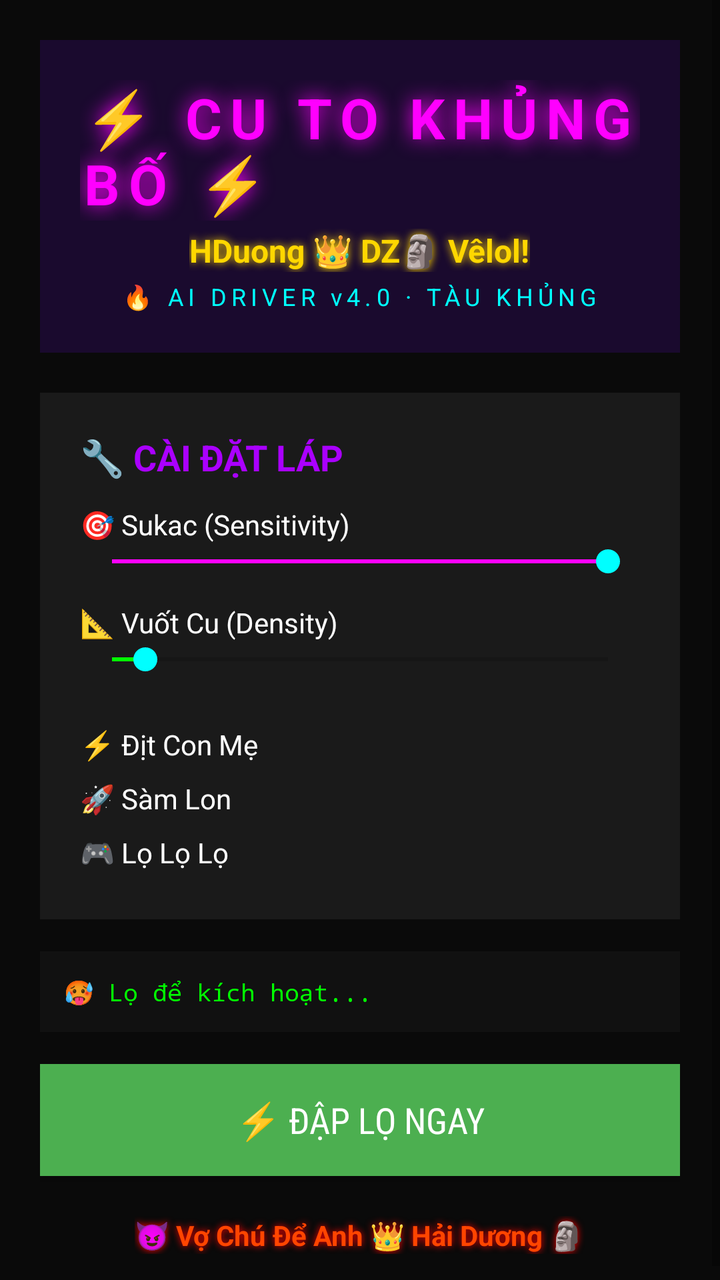
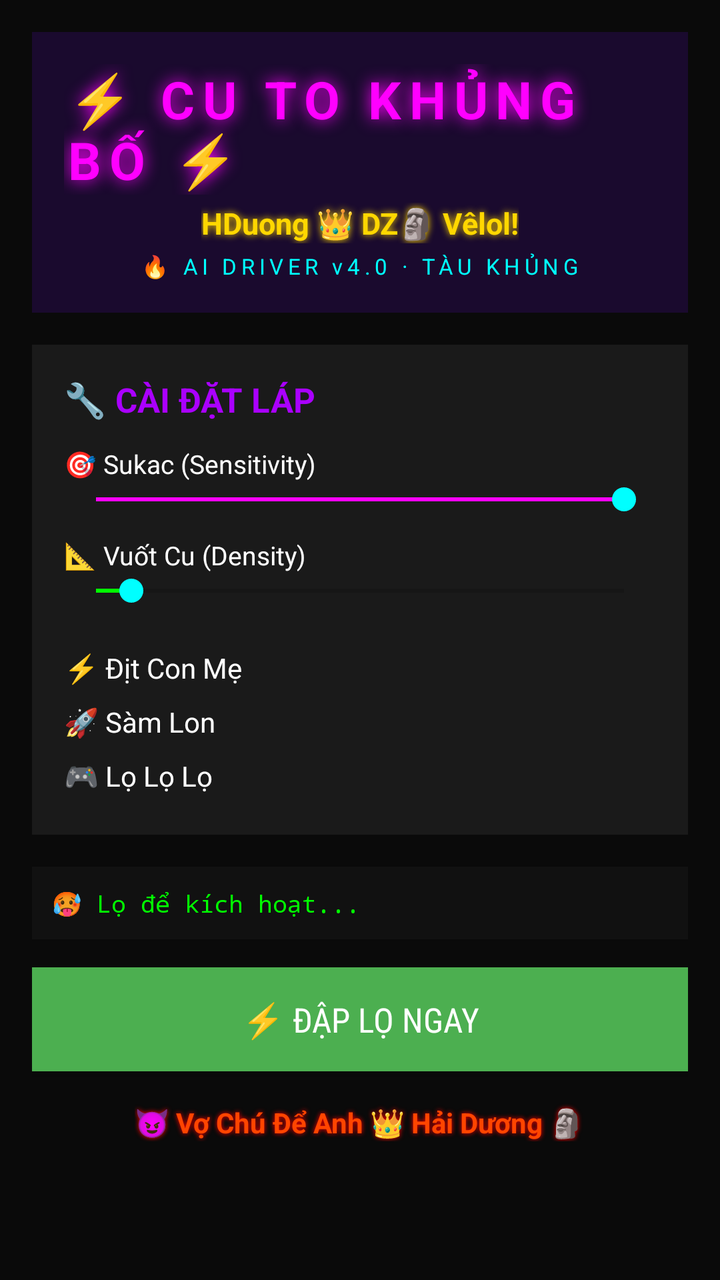

Before-and-after screenshots of an Android layout around one commit, followed by the original layout XML and the change that was made.
<!-- AndroidManifest.xml: application theme Theme.AppCompat.NoActionBar -->
<!-- res/layout/activity_main.xml -->
<?xml version="1.0" encoding="utf-8"?>
<ScrollView xmlns:android="http://schemas.android.com/apk/res/android"
    android:layout_width="match_parent"
    android:layout_height="match_parent"
    android:background="#0A0A0A"
    android:fillViewport="true">

    <LinearLayout
        android:layout_width="match_parent"
        android:layout_height="wrap_content"
        android:orientation="vertical"
        android:padding="20dp"
        android:gravity="center_horizontal">

        
        <LinearLayout
            android:layout_width="match_parent"
            android:layout_height="wrap_content"
            android:orientation="vertical"
            android:gravity="center"
            android:background="#1A0A2E"
            android:padding="20dp"
            android:layout_marginBottom="20dp">

            <TextView
                android:id="@+id/tvTitle"
                android:layout_width="wrap_content"
                android:layout_height="wrap_content"
                android:text="⚡ CU TO KHỦNG BỐ ⚡"
                android:textColor="#FF00FF"
                android:textSize="28sp"
                android:textStyle="bold"
                android:shadowColor="#FF00FF"
                android:shadowDx="0"
                android:shadowDy="0"
                android:shadowRadius="25"
                android:letterSpacing="0.15" />

            <TextView
                android:layout_width="wrap_content"
                android:layout_height="wrap_content"
                android:text="HDuong 👑 DZ🗿 Vêlol!"
                android:textColor="#FFD700"
                android:textSize="16sp"
                android:textStyle="bold"
                android:shadowColor="#FFD700"
                android:shadowDx="0"
                android:shadowDy="0"
                android:shadowRadius="10"
                android:layout_marginTop="4dp" />

            <TextView
                android:layout_width="wrap_content"
                android:layout_height="wrap_content"
                android:text="🔥 AI DRIVER v4.0 · TÀU KHỦNG"
                android:textColor="#00FFFF"
                android:textSize="12sp"
                android:letterSpacing="0.2"
                android:layout_marginTop="4dp" />
        </LinearLayout>

        
        <LinearLayout
            android:layout_width="match_parent"
            android:layout_height="wrap_content"
            android:orientation="vertical"
            android:padding="20dp"
            android:background="#1A1A1A"
            android:layout_marginBottom="16dp">

            <TextView
                android:layout_width="wrap_content"
                android:layout_height="wrap_content"
                android:text="🔧 CÀI ĐẶT LÁP"
                android:textColor="#AA00FF"
                android:textSize="18sp"
                android:textStyle="bold"
                android:layout_marginBottom="12dp" />

            <TextView
                android:layout_width="wrap_content"
                android:layout_height="wrap_content"
                android:text="🎯 Sukac (Sensitivity)"
                android:textColor="#FFFFFF"
                android:textSize="14sp" />
            <SeekBar
                android:id="@+id/seekBarSensitivity"
                android:layout_width="match_parent"
                android:layout_height="wrap_content"
                android:max="20000"
                android:progress="20000"
                android:progressTint="#FF00FF"
                android:layout_marginBottom="12dp" />

            <TextView
                android:layout_width="wrap_content"
                android:layout_height="wrap_content"
                android:text="📐 Vuốt Cu (Density)"
                android:textColor="#FFFFFF"
                android:textSize="14sp" />
            <SeekBar
                android:id="@+id/seekBarDensity"
                android:layout_width="match_parent"
                android:layout_height="wrap_content"
                android:max="400"
                android:min="100"
                android:progress="120"
                android:progressTint="#00FF00"
                android:layout_marginBottom="12dp" />

            <LinearLayout android:layout_width="match_parent" android:layout_height="wrap_content"
                android:orientation="horizontal" android:layout_marginTop="8dp">
                <TextView android:layout_width="0dp" android:layout_height="wrap_content"
                    android:layout_weight="1" android:text="⚡ Địt Con Mẹ" android:textColor="#FFFFFF" />
                <Switch android:id="@+id/switchSuperTouch" android:checked="true" android:thumbTint="#FF00FF" />
            </LinearLayout>

            <LinearLayout android:layout_width="match_parent" android:layout_height="wrap_content"
                android:orientation="horizontal">
                <TextView android:layout_width="0dp" android:layout_height="wrap_content"
                    android:layout_weight="1" android:text="🚀 Sàm Lon" android:textColor="#FFFFFF" />
                <Switch android:id="@+id/switchPointerSpeed" android:checked="true" android:thumbTint="#00BFFF" />
            </LinearLayout>

            <LinearLayout android:layout_width="match_parent" android:layout_height="wrap_content"
                android:orientation="horizontal">
                <TextView android:layout_width="0dp" android:layout_height="wrap_content"
                    android:layout_weight="1" android:text="🎮 Lọ Lọ Lọ" android:textColor="#FFFFFF" />
                <Switch android:id="@+id/switchDispatch" android:thumbTint="#FF00FF" />
            </LinearLayout>

        </LinearLayout>

        
        <TextView
            android:id="@+id/tvStatus"
            android:layout_width="match_parent"
            android:layout_height="wrap_content"
            android:text="🥵 Lọ để kích hoạt..."
            android:textColor="#00FF00"
            android:textSize="12sp"
            android:fontFamily="monospace"
            android:padding="12dp"
            android:background="#111111"
            android:layout_marginBottom="16dp" />

        
        <Button
            android:id="@+id/btnActivate"
            android:layout_width="match_parent"
            android:layout_height="56dp"
            android:text="⚡ ĐẬP LỌ NGAY"
            android:textSize="18sp"
            android:textColor="#FFFFFF"
            android:background="#4CAF50"
            android:fontFamily="sans-serif-condensed" />

        
        <TextView
            android:layout_width="wrap_content"
            android:layout_height="wrap_content"
            android:layout_marginTop="20dp"
            android:text="😈 Vợ Chú Để Anh 👑 Hải Dương 🗿"
            android:textColor="#FF4500"
            android:textSize="14sp"
            android:textStyle="bold"
            android:shadowColor="#FF0000"
            android:shadowDx="0"
            android:shadowDy="0"
            android:shadowRadius="8" />

    </LinearLayout>
</ScrollView>
<!-- resources referenced by this layout -->
<resources>
  <style name="Theme.AppCompat.NoActionBar" parent="Theme.AppCompat.Light.NoActionBar">
          <item name="colorPrimary">@color/colorPrimary</item>
          <item name="colorPrimaryDark">@color/colorPrimaryDark</item>
          <item name="colorAccent">@color/colorAccent</item>
          <item name="android:windowBackground">@color/bgDark</item>
          <item name="android:windowIsTranslucent">false</item>
          <item name="android:windowContentTransitions">false</item>
      </style>
  <color name="colorPrimary">#FF00FF</color>
  <color name="colorPrimaryDark">#880088</color>
  <color name="colorAccent">#00FFFF</color>
  <color name="bgDark">#0A0A0A</color>
</resources>

<!-- the commit's change to res/layout/activity_main.xml (unified diff, before → after) -->
@@ -9,7 +9,7 @@
         android:layout_width="match_parent"
         android:layout_height="wrap_content"
         android:orientation="vertical"
-        android:padding="20dp"
+        android:padding="16dp"
         android:gravity="center_horizontal">
 
         
@@ -19,8 +19,8 @@
             android:orientation="vertical"
             android:gravity="center"
             android:background="#1A0A2E"
-            android:padding="20dp"
-            android:layout_marginBottom="20dp">
+            android:padding="16dp"
+            android:layout_marginBottom="16dp">
 
             <TextView
                 android:id="@+id/tvTitle"
@@ -28,12 +28,12 @@
                 android:layout_height="wrap_content"
                 android:text="⚡ CU TO KHỦNG BỐ ⚡"
                 android:textColor="#FF00FF"
-                android:textSize="28sp"
+                android:textSize="26sp"
                 android:textStyle="bold"
                 android:shadowColor="#FF00FF"
                 android:shadowDx="0"
                 android:shadowDy="0"
-                android:shadowRadius="25"
+                android:shadowRadius="20"
                 android:letterSpacing="0.15" />
 
             <TextView
@@ -41,12 +41,12 @@
                 android:layout_height="wrap_content"
                 android:text="HDuong 👑 DZ🗿 Vêlol!"
                 android:textColor="#FFD700"
-                android:textSize="16sp"
+                android:textSize="15sp"
                 android:textStyle="bold"
                 android:shadowColor="#FFD700"
                 android:shadowDx="0"
                 android:shadowDy="0"
-                android:shadowRadius="10"
+                android:shadowRadius="8"
                 android:layout_marginTop="4dp" />
 
             <TextView
@@ -54,7 +54,7 @@
                 android:layout_height="wrap_content"
                 android:text="🔥 AI DRIVER v4.0 · TÀU KHỦNG"
                 android:textColor="#00FFFF"
-                android:textSize="12sp"
+                android:textSize="11sp"
                 android:letterSpacing="0.2"
                 android:layout_marginTop="4dp" />
         </LinearLayout>
@@ -64,7 +64,7 @@
             android:layout_width="match_parent"
             android:layout_height="wrap_content"
             android:orientation="vertical"
-            android:padding="20dp"
+            android:padding="16dp"
             android:background="#1A1A1A"
             android:layout_marginBottom="16dp">
 
@@ -73,7 +73,7 @@
                 android:layout_height="wrap_content"
                 android:text="🔧 CÀI ĐẶT LÁP"
                 android:textColor="#AA00FF"
-                android:textSize="18sp"
+                android:textSize="17sp"
                 android:textStyle="bold"
                 android:layout_marginBottom="12dp" />
 
@@ -82,7 +82,7 @@
                 android:layout_height="wrap_content"
                 android:text="🎯 Sukac (Sensitivity)"
                 android:textColor="#FFFFFF"
-                android:textSize="14sp" />
+                android:textSize="13sp" />
             <SeekBar
                 android:id="@+id/seekBarSensitivity"
                 android:layout_width="match_parent"
@@ -90,14 +90,14 @@
                 android:max="20000"
                 android:progress="20000"
                 android:progressTint="#FF00FF"
-                android:layout_marginBottom="12dp" />
+                android:layout_marginBottom="10dp" />
 
             <TextView
                 android:layout_width="wrap_content"
                 android:layout_height="wrap_content"
                 android:text="📐 Vuốt Cu (Density)"
                 android:textColor="#FFFFFF"
-                android:textSize="14sp" />
+                android:textSize="13sp" />
             <SeekBar
                 android:id="@+id/seekBarDensity"
                 android:layout_width="match_parent"
@@ -106,10 +106,10 @@
                 android:min="100"
                 android:progress="120"
                 android:progressTint="#00FF00"
-                android:layout_marginBottom="12dp" />
+                android:layout_marginBottom="10dp" />
 
             <LinearLayout android:layout_width="match_parent" android:layout_height="wrap_content"
-                android:orientation="horizontal" android:layout_marginTop="8dp">
+                android:orientation="horizontal" android:layout_marginTop="6dp">
                 <TextView android:layout_width="0dp" android:layout_height="wrap_content"
                     android:layout_weight="1" android:text="⚡ Địt Con Mẹ" android:textColor="#FFFFFF" />
                 <Switch android:id="@+id/switchSuperTouch" android:checked="true" android:thumbTint="#FF00FF" />
@@ -140,17 +140,17 @@
             android:textColor="#00FF00"
             android:textSize="12sp"
             android:fontFamily="monospace"
-            android:padding="12dp"
+            android:padding="10dp"
             android:background="#111111"
-            android:layout_marginBottom="16dp" />
+            android:layout_marginBottom="14dp" />
 
         
         <Button
             android:id="@+id/btnActivate"
             android:layout_width="match_parent"
-            android:layout_height="56dp"
+            android:layout_height="52dp"
             android:text="⚡ ĐẬP LỌ NGAY"
-            android:textSize="18sp"
+            android:textSize="17sp"
             android:textColor="#FFFFFF"
             android:background="#4CAF50"
             android:fontFamily="sans-serif-condensed" />
@@ -159,7 +159,7 @@
         <TextView
             android:layout_width="wrap_content"
             android:layout_height="wrap_content"
-            android:layout_marginTop="20dp"
+            android:layout_marginTop="16dp"
             android:text="😈 Vợ Chú Để Anh 👑 Hải Dương 🗿"
             android:textColor="#FF4500"
             android:textSize="14sp"
@@ -167,7 +167,7 @@
             android:shadowColor="#FF0000"
             android:shadowDx="0"
             android:shadowDy="0"
-            android:shadowRadius="8" />
+            android:shadowRadius="6" />
 
     </LinearLayout>
 </ScrollView>
